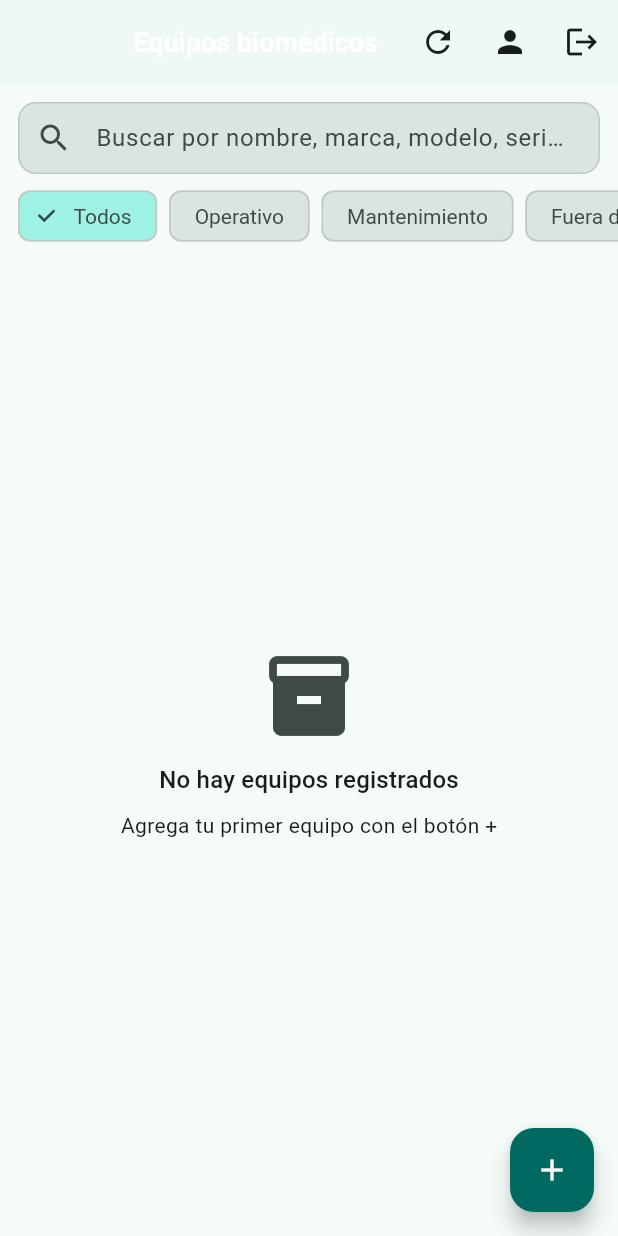
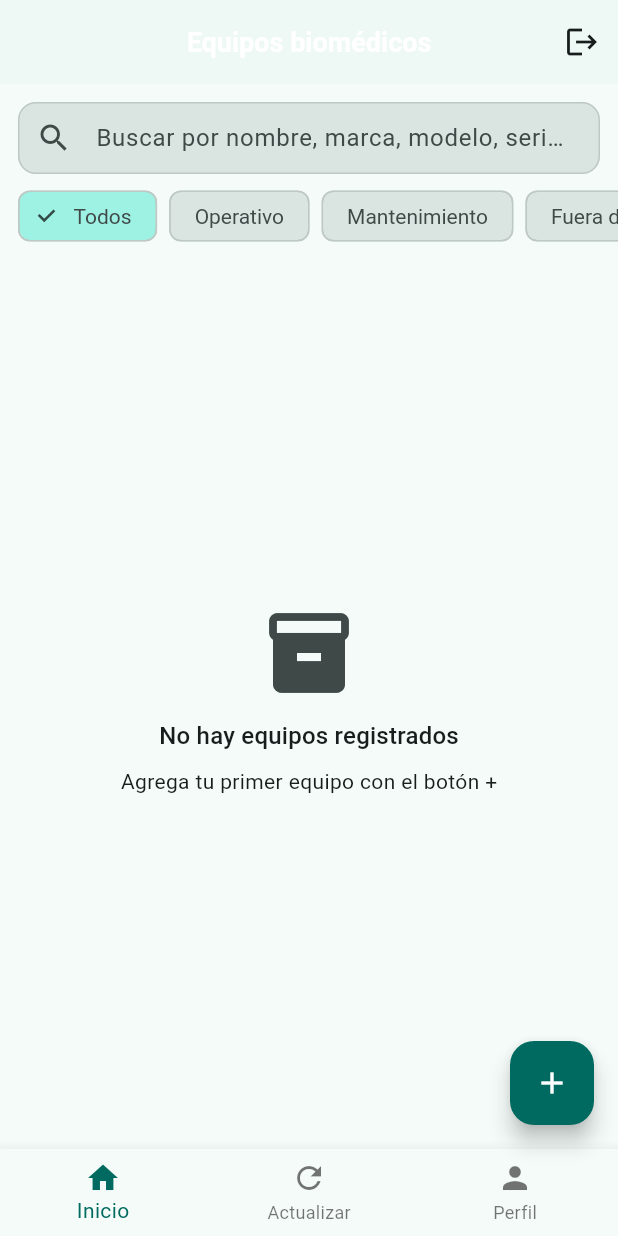
Before and after one commit to JacoboSolarte/Proyecto_flutter, a Flutter app: the screen it shows once a user with an empty profile is signed in, on a phone screen of 412 x 824 dp. Run offline on Flutter 3.47's test engine with Material 3 defaults, Android fonts, the phone set to English and light mode, and no system bars; our stand-ins replace flutter_dotenv, flutter_riverpod, supabase_flutter; accounts and stored records are empty.

Commit message:
actualizacion navbar

```diff
--- a/lib/features/equipment/presentation/pages/equipment_list_page.dart
+++ b/lib/features/equipment/presentation/pages/equipment_list_page.dart
@@ -23,6 +23,7 @@ class _EquipmentListPageState extends ConsumerState<EquipmentListPage> {
   final _searchController = TextEditingController();
   String? _selectedStatus;
   Timer? _debounce;
+  int _currentIndex = 0;
 
   @override
   void initState() {
@@ -54,22 +55,6 @@ class _EquipmentListPageState extends ConsumerState<EquipmentListPage> {
       appBar: AppBar(
         title: const Text('Equipos biomédicos'),
         actions: [
-          IconButton(
-            tooltip: 'Actualizar',
-            icon: const Icon(Icons.refresh),
-            onPressed: () => ref
-                .read(equipmentListControllerProvider.notifier)
-                .loadInitial(query: EquipmentQuery(search: _searchController.text.trim(), status: _selectedStatus)),
-          ),
-          IconButton(
-            tooltip: 'Perfil',
-            icon: const Icon(Icons.person),
-            onPressed: () {
-              Navigator.of(context).push(
-                MaterialPageRoute(builder: (_) => const ProfilePage()),
-              );
-            },
-          ),
           IconButton(
             tooltip: 'Salir',
             icon: const Icon(Icons.logout),
@@ -200,6 +185,44 @@ class _EquipmentListPageState extends ConsumerState<EquipmentListPage> {
         },
         child: const Icon(Icons.add),
       ),
+      bottomNavigationBar: BottomNavigationBar(
+        currentIndex: _currentIndex,
+        onTap: (index) {
+          setState(() => _currentIndex = index);
+          switch (index) {
+            case 0:
+              // Home: mover al inicio de la lista
+              _scrollController.animateTo(
+                0,
+                duration: const Duration(milliseconds: 300),
+                curve: Curves.easeOut,
+              );
+              break;
+            case 1:
+              // Actualizar lista
+              ref
+                  .read(equipmentListControllerProvider.notifier)
+                  .loadInitial(
+                    query: EquipmentQuery(
+                      search: _searchController.text.trim(),
+                      status: _selectedStatus,
+                    ),
+                  );
+              break;
+            case 2:
+              // Perfil
+              Navigator.of(context).push(
+                MaterialPageRoute(builder: (_) => const ProfilePage()),
+              );
+              break;
+          }
+        },
+        items: const [
+          BottomNavigationBarItem(icon: Icon(Icons.home), label: 'Inicio'),
+          BottomNavigationBarItem(icon: Icon(Icons.refresh), label: 'Actualizar'),
+          BottomNavigationBarItem(icon: Icon(Icons.person), label: 'Perfil'),
+        ],
+      ),
     );
   }
 
```
